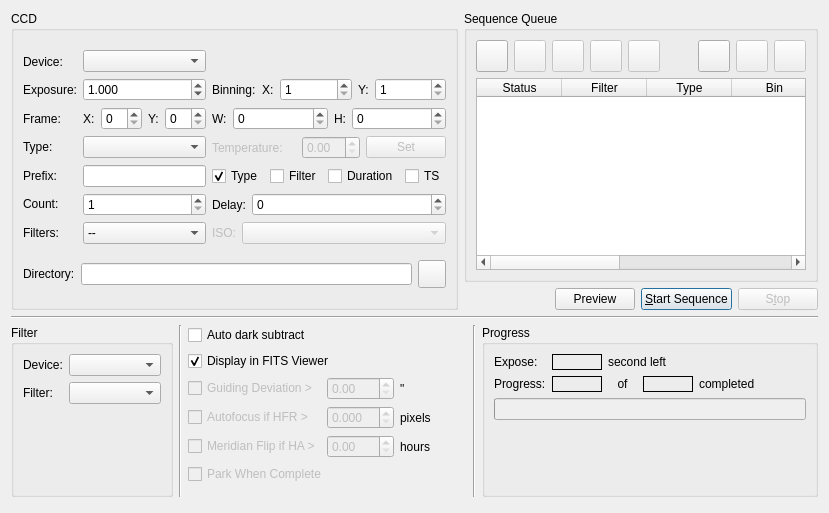
The window that kstars/ekos/capture.ui (KDE/kstars) describes before a commit, drawn with Qt 5.
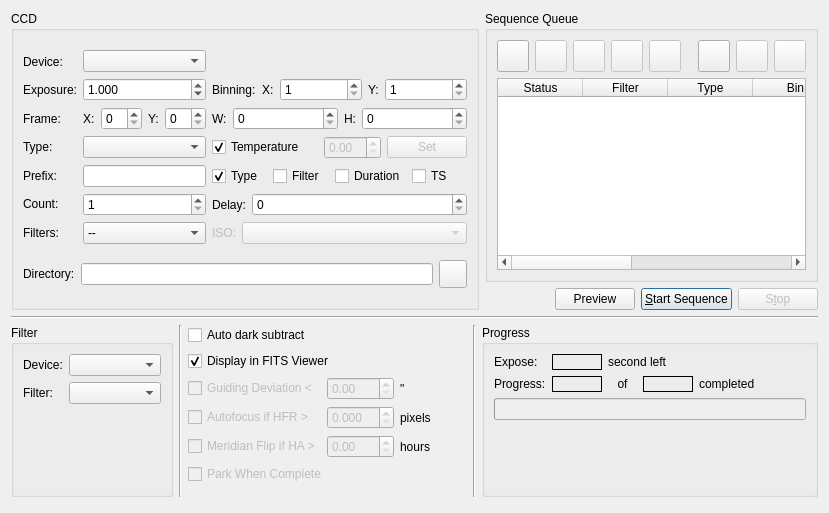
The same window after the commit.

Commit message: Add option to enforce temperature setting when taking an image

Patch:
```diff
--- a/kstars/ekos/capture.ui
+++ b/kstars/ekos/capture.ui
@@ -376,18 +376,15 @@
               <item row="3" column="1">
                <layout class="QHBoxLayout" name="horizontalLayout_17">
                 <item>
-                 <widget class="QLabel" name="temperatureLabel">
-                  <property name="enabled">
-                   <bool>false</bool>
-                  </property>
-                  <property name="sizePolicy">
-                   <sizepolicy hsizetype="Preferred" vsizetype="Preferred">
-                    <horstretch>0</horstretch>
-                    <verstretch>0</verstretch>
-                   </sizepolicy>
+                 <widget class="QCheckBox" name="temperatureCheck">
+                  <property name="toolTip">
+                   <string>&lt;html&gt;&lt;head/&gt;&lt;body&gt;&lt;p&gt;Enforce temperature value before capturing an image&lt;/p&gt;&lt;/body&gt;&lt;/html&gt;</string>
                   </property>
                   <property name="text">
-                   <string>Temperature:</string>
+                   <string>Temperature</string>
+                  </property>
+                  <property name="checked">
+                   <bool>true</bool>
                   </property>
                  </widget>
                 </item>
@@ -1084,7 +1081,7 @@
             <string>Abort sequence if guiding deviation exceed this value</string>
            </property>
            <property name="text">
-            <string>Guiding Deviation &gt;</string>
+            <string>Guiding Deviation &lt;</string>
            </property>
            <property name="checked">
             <bool>false</bool>
```
Left out of the diff: 2 changed lines with no effect on the pictures. The commit also changes 2 other files.
